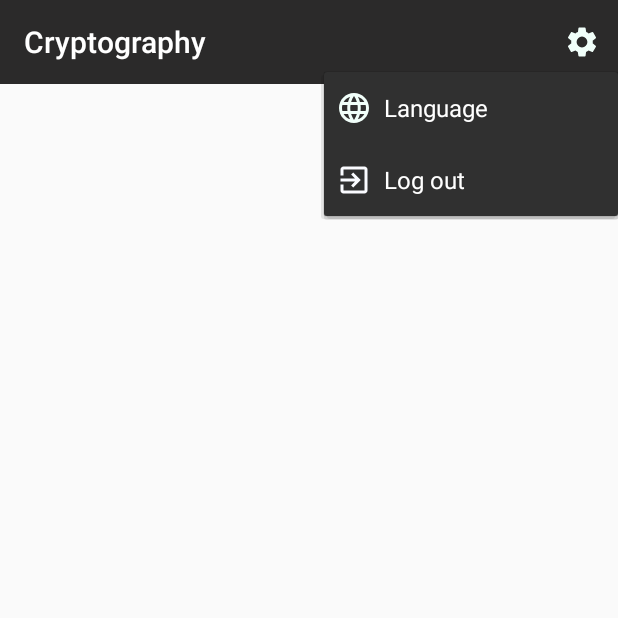
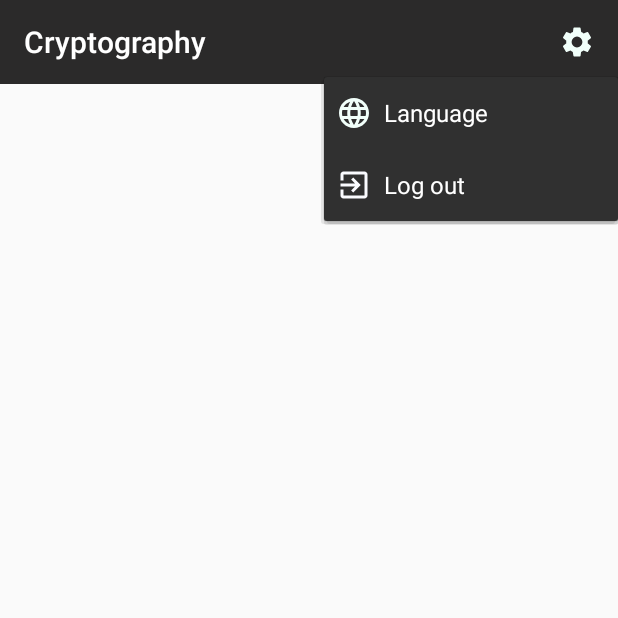
Before and after one commit to anjacrnec/PMPCryptograph, an Android app: the screen it shows after launch once a user with an empty profile is signed in (MainActivity), after a tap on an icon or button, on a phone screen of 412 x 824 dp, the top half of it. Run offline under Robolectric (Android 15) with nearby library versions, the phone set to English and light mode, and no system bars; our stand-ins replace Firebase (no records; nobody signed in at launch, a user with empty details on screens opened directly); libraries missing offline, so code that uses them is left out: com.androidstudy.networkmanager, com.facebook, com.facebook.login, com.rw.keyboardlistener, me.piruin.quickaction and 1 more; Roboto replaces fonts that are not available here; 26 statements that could not run were skipped.

Commit message:
finishing touches

```diff
--- a/app/src/main/java/com/example/pmpcryptograph/exercise/Exercise.java
+++ b/app/src/main/java/com/example/pmpcryptograph/exercise/Exercise.java
@@ -205,7 +205,9 @@ public class Exercise  implements Parcelable {
 
     public String generateWord(WordViewModel vm) throws ExecutionException, InterruptedException {
         Word word=Randoms.generateRandomWord(vm);
-        return word.getWord();
+        String w=word.getWord();
+        w=w.replace("[^A-Za-z ]", "");
+        return w;
     }
 
 
--- a/app/src/main/java/com/example/pmpcryptograph/login/LoginActivity.java
+++ b/app/src/main/java/com/example/pmpcryptograph/login/LoginActivity.java
@@ -5,9 +5,14 @@ import androidx.fragment.app.Fragment;
 import androidx.fragment.app.FragmentManager;
 
 import android.content.SharedPreferences;
+import android.content.res.Configuration;
 import android.os.Bundle;
+import android.preference.PreferenceManager;
+import android.util.Log;
 
 import com.example.pmpcryptograph.R;
+
+import java.util.Locale;
 
 
 public class LoginActivity extends AppCompatActivity {
@@ -21,7 +26,13 @@ public class LoginActivity extends AppCompatActivity {
     protected void onCreate(Bundle savedInstanceState) {
         super.onCreate(savedInstanceState);
         setContentView(R.layout.activity_log_in);
-
+        SharedPreferences prefs2= PreferenceManager.getDefaultSharedPreferences(getApplicationContext());
+        Locale locale;
+        locale=new Locale(prefs2.getString("lang","en"),prefs2.getString("country","US"));
+        Locale.setDefault(locale);
+        Configuration config = new Configuration();
+        config.locale = locale;
+        this.getResources().updateConfiguration(config,getResources().getDisplayMetrics());
 
         getSupportActionBar().hide();
         fm=getSupportFragmentManager();
--- a/app/src/main/java/com/example/pmpcryptograph/login/LoginFragment.java
+++ b/app/src/main/java/com/example/pmpcryptograph/login/LoginFragment.java
@@ -171,8 +171,12 @@ public class LoginFragment extends Fragment {
                     if(!isEmailValid(s))
                     {
 
-                        layoutEmail.setHelperTextEnabled(true);
-                        layoutEmail.setHelperText(getResources().getString(R.string.invalid_email_format));
+                        if(!s.toString().isEmpty())
+                        {
+                            layoutEmail.setHelperTextEnabled(true);
+                            layoutEmail.setHelperText(getResources().getString(R.string.invalid_email_format));
+                        }
+
                         etEmail.setCompoundDrawablesWithIntrinsicBounds(0, 0, R.drawable.error_icon, 0);
                         btnRegularSignIn.setEnabled(false);
                         btnRegister.setEnabled(false);
@@ -217,6 +221,7 @@ public class LoginFragment extends Fragment {
                         public void onComplete(@NonNull Task<AuthResult> task) {
 
                             if (!task.isSuccessful()) {
+
                                 Snackbar.make(btnRegister, R.string.register_fail, Snackbar.LENGTH_LONG).show();
                             }
 
@@ -447,6 +452,11 @@ public class LoginFragment extends Fragment {
         getActivity().finish();
     }
 
+    public void checkUserExists()
+    {
+
+    }
+
     public void createUser()
     {
         String id=fbAuth.getCurrentUser().getUid();
--- a/app/src/main/res/layout/fragment_saved.xml
+++ b/app/src/main/res/layout/fragment_saved.xml
@@ -51,7 +51,7 @@
         android:id="@+id/rviewExercises"
         android:layout_width="match_parent"
         android:layout_height="match_parent"
-        android:paddingBottom="10dp" />
+       />
 
 
 </LinearLayout>
--- a/app/src/main/res/values/strings.xml
+++ b/app/src/main/res/values/strings.xml
@@ -121,6 +121,7 @@
 
     <string name="lang">Language</string>
     <string name="logout">Log out</string>
+    <string name="logut_body">You are currently logged in with an anonymous account. If you sign out you will not be able to recover your saved data. Are you sure you want to log out?</string>
 
     <string-array name="spinner_filter">
         <item>All exercises</item>
--- a/app/src/main/res/values/styles.xml
+++ b/app/src/main/res/values/styles.xml
@@ -24,7 +24,14 @@
         <item name="actionOverflowMenuStyle">@style/OverflowMenu</item>
         <item name="actionBarStyle">@style/AppTheme.ActionBar</item>
         <item name="titleTextColor">@color/white</item>
-<item name="android:navigationBarColor">@color/black</item>
+<item name="android:navigationBarColor">#191919</item>
+        <item name="android:actionButtonStyle">@style/MyActionButtonStyle</item>
+    </style>
+
+
+    <style name="MyActionButtonStyle" parent="Theme.AppCompat.Light.DarkActionBar">
+        <item name="android:minWidth">20dip</item>
+        <item name="android:padding">15dip</item>
     </style>
 
     <style name="AppTheme.ActionBar" parent="@style/ThemeOverlay.AppCompat.Dark.ActionBar">\
```
Also changed, not shown: app/src/main/java/com/example/pmpcryptograph/main/AffineFragment.java (+9 -4 lines), app/src/main/java/com/example/pmpcryptograph/main/CaeserFragment.java (+7 -3 lines), app/src/main/java/com/example/pmpcryptograph/main/MainActivity.java (+42 -3 lines), app/src/main/java/com/example/pmpcryptograph/main/PlayfairFragment.java (+9 -3 lines), app/src/main/java/com/example/pmpcryptograph/main/TranspositionalFragment.java (+5 -2 lines), app/src/main/java/com/example/pmpcryptograph/main/VigenereFragment.java (+7 -4 lines), app/src/main/res/layout-land/activity_main.xml (+3 -13 lines), 2 other files.
